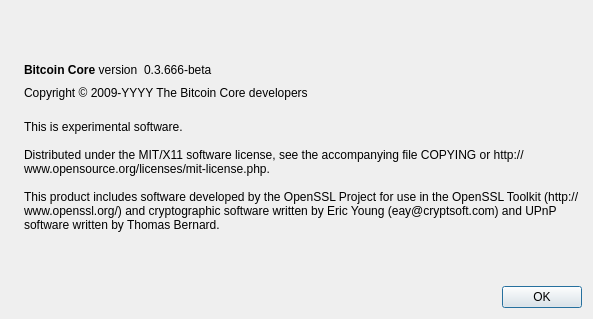
This is src/qt/forms/aboutdialog.ui in frrp/ipcoin as Qt 5 draws it before an edit. The edited form follows.
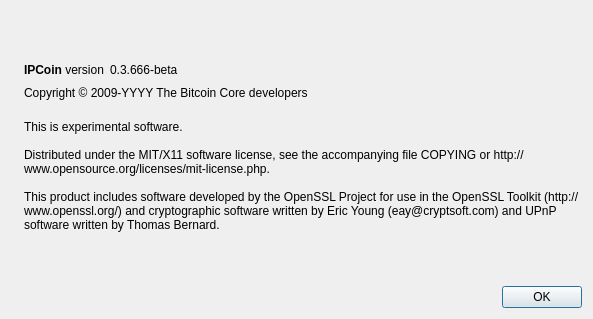
This is the edited form. Icons and pictures are not drawn.

```diff
--- a/src/qt/forms/aboutdialog.ui
+++ b/src/qt/forms/aboutdialog.ui
@@ -50,7 +50,7 @@
           <cursorShape>IBeamCursor</cursorShape>
          </property>
          <property name="text">
-          <string>&lt;b&gt;Bitcoin Core&lt;/b&gt; version</string>
+          <string>&lt;b&gt;IPCoin&lt;/b&gt; version</string>
          </property>
          <property name="textInteractionFlags">
           <set>Qt::LinksAccessibleByMouse|Qt::TextSelectableByKeyboard|Qt::TextSelectableByMouse</set>
```
